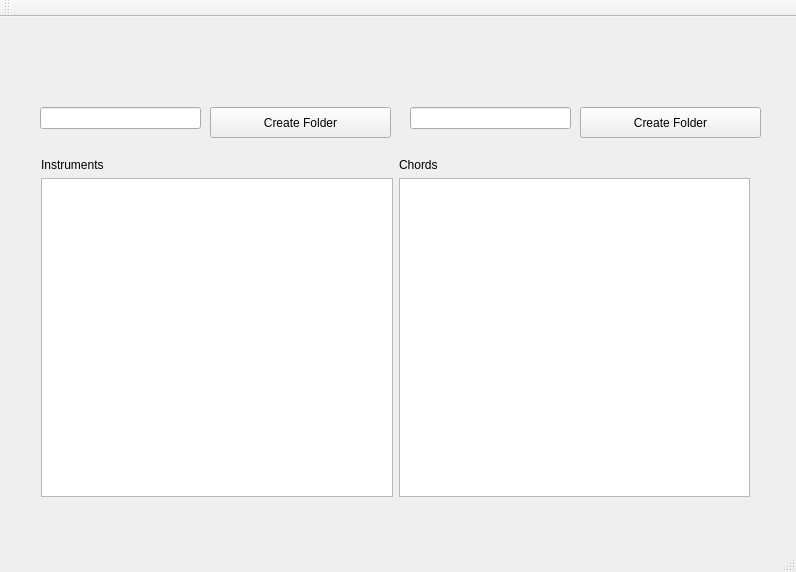
The window that CustomChords/mainwindow.ui (evanminto/Smart-Guitar-Chords) describes before a commit, drawn with Qt 5.
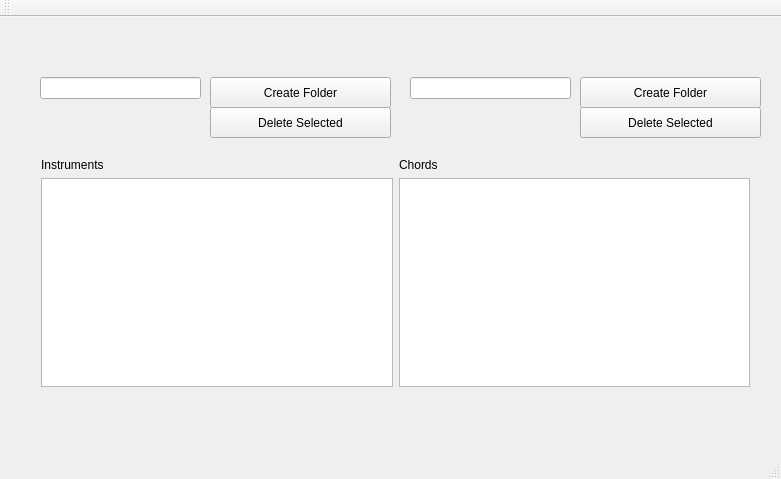
The same window after the commit.

The edit to the form file:
```diff
--- a/CustomChords/mainwindow.ui
+++ b/CustomChords/mainwindow.ui
@@ -6,8 +6,8 @@
    <rect>
     <x>0</x>
     <y>0</y>
-    <width>796</width>
-    <height>572</height>
+    <width>781</width>
+    <height>479</height>
    </rect>
   </property>
   <property name="windowTitle">
@@ -20,7 +20,7 @@
       <x>30</x>
       <y>130</y>
       <width>731</width>
-      <height>361</height>
+      <height>251</height>
      </rect>
     </property>
     <layout class="QHBoxLayout" name="horizontalLayout">
@@ -111,7 +111,7 @@
     <property name="geometry">
      <rect>
       <x>580</x>
-      <y>90</y>
+      <y>60</y>
       <width>181</width>
       <height>31</height>
      </rect>
@@ -124,7 +124,7 @@
     <property name="geometry">
      <rect>
       <x>210</x>
-      <y>90</y>
+      <y>60</y>
       <width>181</width>
       <height>31</height>
      </rect>
@@ -137,7 +137,7 @@
     <property name="geometry">
      <rect>
       <x>40</x>
-      <y>90</y>
+      <y>60</y>
       <width>161</width>
       <height>22</height>
      </rect>
@@ -147,12 +147,38 @@
     <property name="geometry">
      <rect>
       <x>410</x>
-      <y>90</y>
+      <y>60</y>
       <width>161</width>
       <height>22</height>
      </rect>
     </property>
    </widget>
+   <widget class="QPushButton" name="del_inst_button">
+    <property name="geometry">
+     <rect>
+      <x>210</x>
+      <y>90</y>
+      <width>181</width>
+      <height>31</height>
+     </rect>
+    </property>
+    <property name="text">
+     <string>Delete Selected</string>
+    </property>
+   </widget>
+   <widget class="QPushButton" name="del_chord_button">
+    <property name="geometry">
+     <rect>
+      <x>580</x>
+      <y>90</y>
+      <width>181</width>
+      <height>31</height>
+     </rect>
+    </property>
+    <property name="text">
+     <string>Delete Selected</string>
+    </property>
+   </widget>
   </widget>
   <widget class="QMenuBar" name="menuBar">
    <property name="geometry">
```
Left out of the diff: 2 changed lines with no effect on the pictures.
